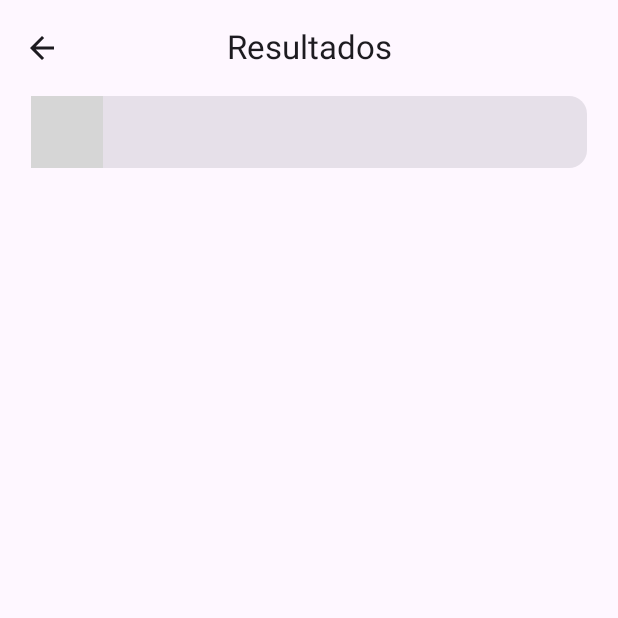
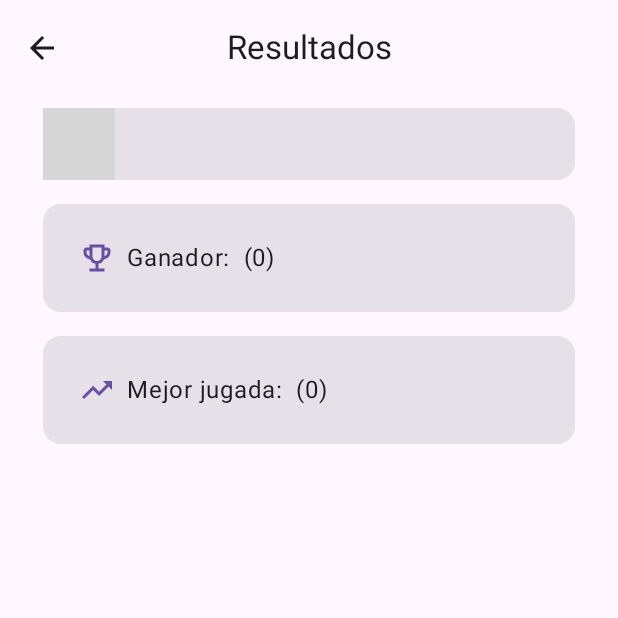
Before and after one commit to RodAlc24/Amarracos, an Android app built with Jetpack Compose: the OverviewScreen screen opened through its navigation route, on a phone screen of 412 x 824 dp, the top half of it. Run offline under Robolectric (Android 15) with nearby library versions, the phone set to English and light mode, and no system bars; libraries missing offline, so code that uses them is left out: com.patrykandpatrick.vico; pictures from the network do not load; 5 statements that could not run were skipped; grey boxes are pictures that could not be loaded.

Commit message:
Implementar Play of the game

```diff
--- a/app/src/main/java/com/rodalc/amarracos/data/generico/GenericoUiState.kt
+++ b/app/src/main/java/com/rodalc/amarracos/data/generico/GenericoUiState.kt
@@ -9,6 +9,8 @@ import kotlinx.serialization.Serializable
  * @property duplica A boolean indicating whether the "duplica" rule is active. Defaults to false.
  * @property rondaApuestas A boolean indicating whether it is currently the betting round. Defaults to true.
  * @property isPocha A boolean indicating whether the current game is a "Pocha" variant. Defaults to false.
+ * @property playOfTheGame The biggest increment of points in the game. Defaults to 0.
+ * @property potgPlayer The ID of the player with the biggest increment. Defaults to 0.
  */
 @Serializable
 data class GenericoUiState(
@@ -18,5 +20,7 @@ data class GenericoUiState(
     ),
     val duplica: Boolean = false,
     val rondaApuestas: Boolean = true,
-    val isPocha: Boolean = false
+    val isPocha: Boolean = false,
+    val playOfTheGame: Int = 0,
+    val potgPlayer: String = ""
 )
--- a/app/src/main/java/com/rodalc/amarracos/data/generico/GenericoViewModel.kt
+++ b/app/src/main/java/com/rodalc/amarracos/data/generico/GenericoViewModel.kt
@@ -145,6 +145,7 @@ class GenericoViewModel : ViewModel() {
         var updatedJugadores = _uiState.value.jugadores
         var duplica = _uiState.value.duplica
 
+        pushUndo()
         if (!isPocha || !_uiState.value.rondaApuestas) {
             updatedJugadores = _uiState.value.jugadores.map { jugador ->
                 applyPoints(jugador = jugador, duplica = duplica, isPocha = isPocha)
@@ -152,7 +153,6 @@ class GenericoViewModel : ViewModel() {
             duplica = false
         }
 
-        pushUndo()
         _uiState.update { currentState ->
             currentState.copy(
                 rondaApuestas = rondaApuestas,
@@ -190,6 +190,15 @@ class GenericoViewModel : ViewModel() {
 
         if (duplica && isPocha)
             increment *= 2
+
+        if (increment > _uiState.value.playOfTheGame) {
+            _uiState.update { currentState ->
+                currentState.copy(
+                    playOfTheGame = increment,
+                    potgPlayer = jugador.nombre
+                )
+            }
+        }
 
         return jugador.copy(
             apuesta = 0,
--- a/app/src/main/java/com/rodalc/amarracos/ui/AmarracosScreen.kt
+++ b/app/src/main/java/com/rodalc/amarracos/ui/AmarracosScreen.kt
@@ -80,6 +80,8 @@ fun AmarracosScreen() {
             OverviewScreen(
                 jugadores = pochaState.jugadores,
                 onUpButtonClick = { navController.navigateUp() },
+                potgName = pochaState.potgPlayer,
+                potgPoints = pochaState.playOfTheGame
             )
         }
         composable(Screens.SCREEN_RES_GEN.name) {
@@ -87,6 +89,8 @@ fun AmarracosScreen() {
             OverviewScreen(
                 jugadores = genericoState.jugadores,
                 onUpButtonClick = { navController.navigateUp() },
+                potgName = genericoState.potgPlayer,
+                potgPoints = genericoState.playOfTheGame
             )
         }
     }
--- a/app/src/main/java/com/rodalc/amarracos/ui/overview/OverviewScreen.kt
+++ b/app/src/main/java/com/rodalc/amarracos/ui/overview/OverviewScreen.kt
@@ -1,22 +1,32 @@
 package com.rodalc.amarracos.ui.overview
 
-import androidx.compose.foundation.layout.Box
+import androidx.compose.foundation.layout.Arrangement
+import androidx.compose.foundation.layout.Row
 import androidx.compose.foundation.layout.fillMaxSize
 import androidx.compose.foundation.layout.fillMaxWidth
 import androidx.compose.foundation.layout.padding
+import androidx.compose.foundation.lazy.LazyColumn
+import androidx.compose.material.icons.Icons
+import androidx.compose.material.icons.automirrored.outlined.TrendingUp
+import androidx.compose.material.icons.outlined.EmojiEvents
 import androidx.compose.material3.Card
+import androidx.compose.material3.Icon
+import androidx.compose.material3.MaterialTheme
 import androidx.compose.material3.Scaffold
+import androidx.compose.material3.Text
 import androidx.compose.runtime.Composable
 import androidx.compose.runtime.remember
 import androidx.compose.ui.Alignment
 import androidx.compose.ui.Modifier
 import androidx.compose.ui.res.stringResource
+import androidx.compose.ui.tooling.preview.Preview
 import androidx.compose.ui.unit.dp
 import com.patrykandpatrick.vico.core.cartesian.data.CartesianChartModelProducer
 import com.patrykandpatrick.vico.core.cartesian.data.lineSeries
 import com.rodalc.amarracos.R
 import com.rodalc.amarracos.data.generico.JugadorGenericoUiState
 import com.rodalc.amarracos.ui.elements.TitleTopBar
+import com.rodalc.amarracos.ui.theme.AmarracosTheme
 import kotlinx.coroutines.runBlocking
 
 /**
@@ -29,8 +39,13 @@ import kotlinx.coroutines.runBlocking
 @Composable
 fun OverviewScreen(
     jugadores: List<JugadorGenericoUiState>,
+    potgName: String,
+    potgPoints: Int,
     onUpButtonClick: () -> Unit = {},
 ) {
+    val winner = jugadores.maxByOrNull { it.puntos }?.nombre ?: ""
+    val points = jugadores.maxByOrNull { it.puntos }?.puntos ?: 0
+
     Scaffold(
         topBar = {
             TitleTopBar(
@@ -57,15 +72,81 @@ fun OverviewScreen(
                 }
             }
         }
-        Box(
+
+        LazyColumn(
             modifier = Modifier
                 .fillMaxSize()
                 .padding(padding),
-            contentAlignment = Alignment.TopCenter
+            horizontalAlignment = Alignment.CenterHorizontally
         ) {
-            Card(modifier = Modifier.fillMaxWidth(0.9f)) {
-                Chart(modelProducer, modifier = Modifier.padding(16.dp))
+            item {
+                Card(
+                    modifier = Modifier
+                        .fillMaxWidth(0.9f)
+                        .padding(8.dp)
+                ) {
+                    Chart(modelProducer, modifier = Modifier.padding(16.dp))
+                }
+            }
+
+            item {
+                Card(
+                    modifier = Modifier
+                        .fillMaxWidth(0.9f)
+                        .padding(8.dp)
+                ) {
+                    Row(
+                        modifier = Modifier.padding(16.dp),
+                        verticalAlignment = Alignment.CenterVertically,
+                        horizontalArrangement = Arrangement.Start
+                    ) {
+                        Icon(
+                            Icons.Outlined.EmojiEvents,
+                            contentDescription = null,
+                            tint = MaterialTheme.colorScheme.primary,
+                            modifier = Modifier.padding(8.dp)
+                        )
+                        Text(text = "Ganador: $winner ($points)")
+                    }
+                }
+            }
+            item {
+                Card(
+                    modifier = Modifier
+                        .fillMaxWidth(0.9f)
+                        .padding(8.dp)
+                ) {
+                    Row(
+                        modifier = Modifier.padding(16.dp),
+                        verticalAlignment = Alignment.CenterVertically,
+                        horizontalArrangement = Arrangement.Start
+                    ) {
+                        Icon(
+                            Icons.AutoMirrored.Outlined.TrendingUp,
+                            contentDescription = null,
+                            tint = MaterialTheme.colorScheme.primary,
+                            modifier = Modifier.padding(8.dp)
+                        )
+                        Text(text = "Mejor jugada: $potgName ($potgPoints)")
+                    }
+                }
             }
         }
     }
 }
+
+@Preview
+@Composable
+fun PreviewOverviewScreen() {
+    AmarracosTheme {
+        val jugadores = listOf(
+            JugadorGenericoUiState(nombre = "Jugador 1"),
+            JugadorGenericoUiState(nombre = "Jugador 2")
+        )
+        OverviewScreen(
+            jugadores = jugadores,
+            potgName = "Jugador 1",
+            potgPoints = 100
+        )
+    }
+}
```
